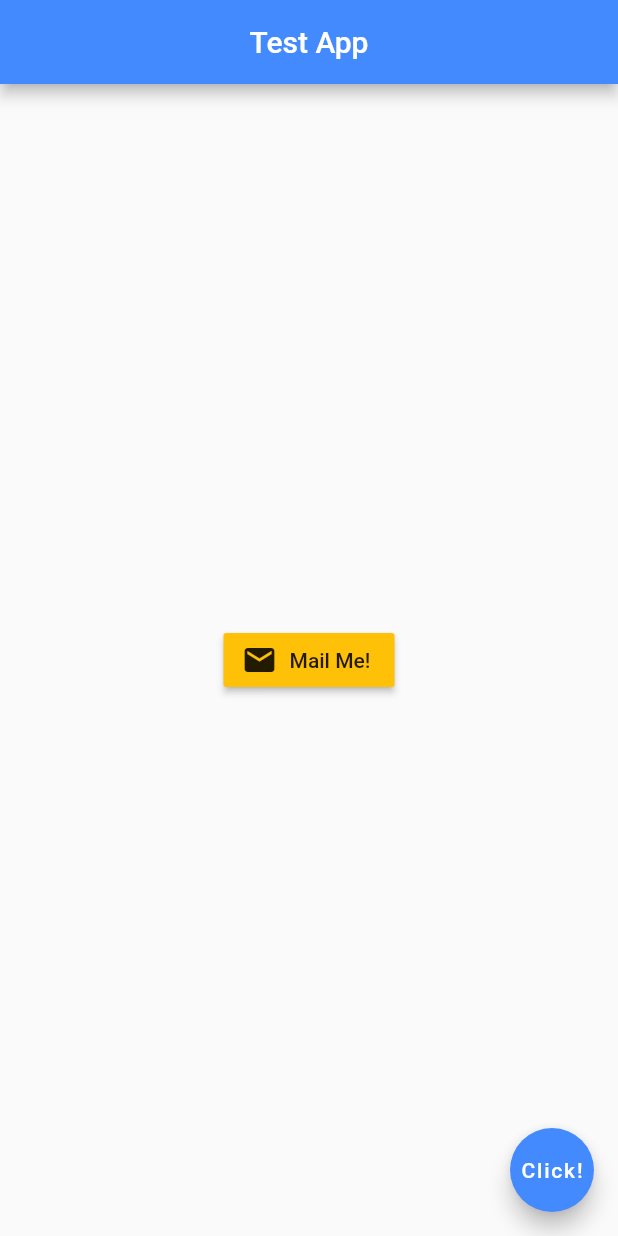
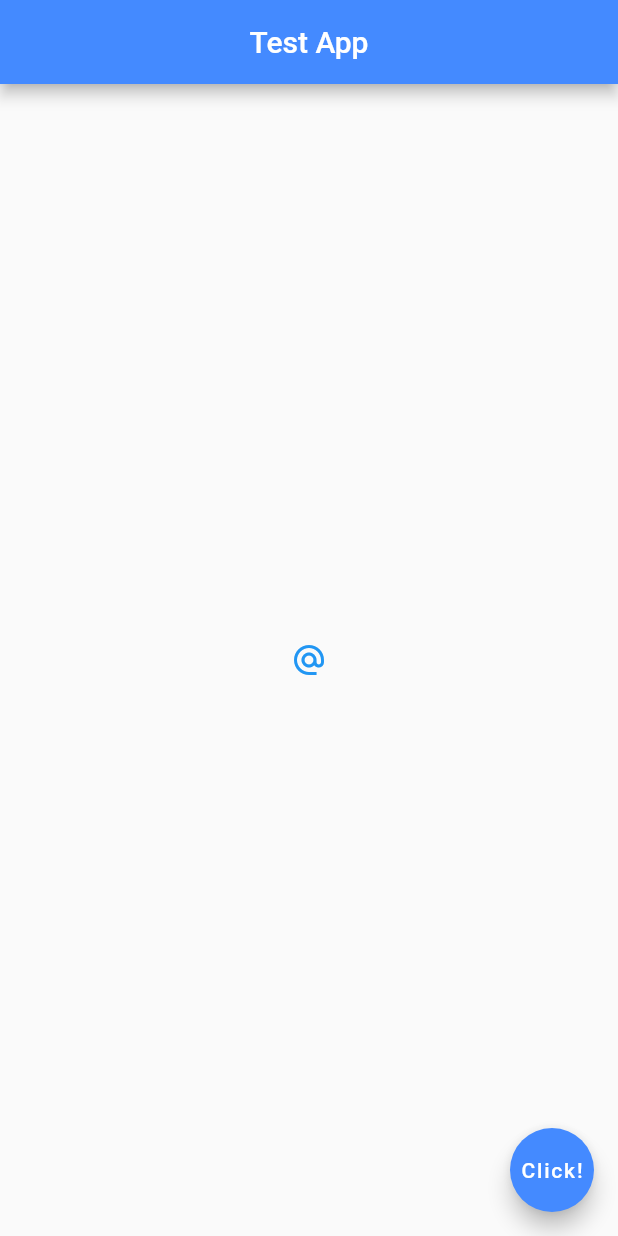
Before and after one commit to ch-ivy/flutter-tuts, a Flutter app: the screen it shows after launch, on a phone screen of 412 x 824 dp. Run offline on Flutter 3.47's test engine with Material 2 defaults, Android fonts, the phone set to English and light mode, and no system bars.

Commit message:
clickable icon buttons

```diff
--- a/TestApp/lib/main.dart
+++ b/TestApp/lib/main.dart
@@ -14,13 +14,12 @@ class HomePage extends StatelessWidget {
         backgroundColor: Colors.blueAccent,
       ),
       body: Center(
-        child: RaisedButton.icon(
+        child: IconButton(
           onPressed: () {
-            print("Icon Button is Clicked");
+            print("Button is changed!");
           },
-          icon: Icon(Icons.mail),
-          label: Text("Mail Me!"),
-          color: Colors.amber,
+          icon: Icon(Icons.alternate_email),
+          color: Colors.blue,
         ),
       ),
       floatingActionButton: FloatingActionButton(
```
